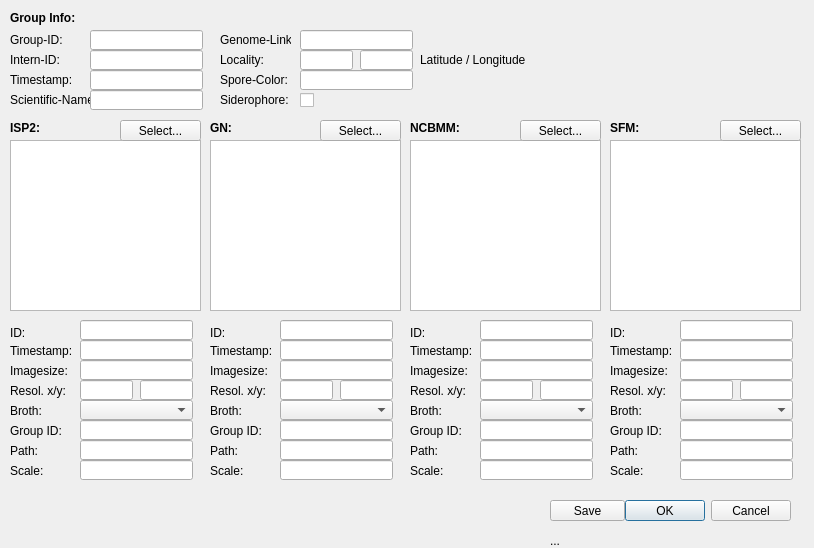
Above: StreptoDB/MultiUploadDialog.ui from alexjanssen/StreptoDB before the change. Below: the same form after it.
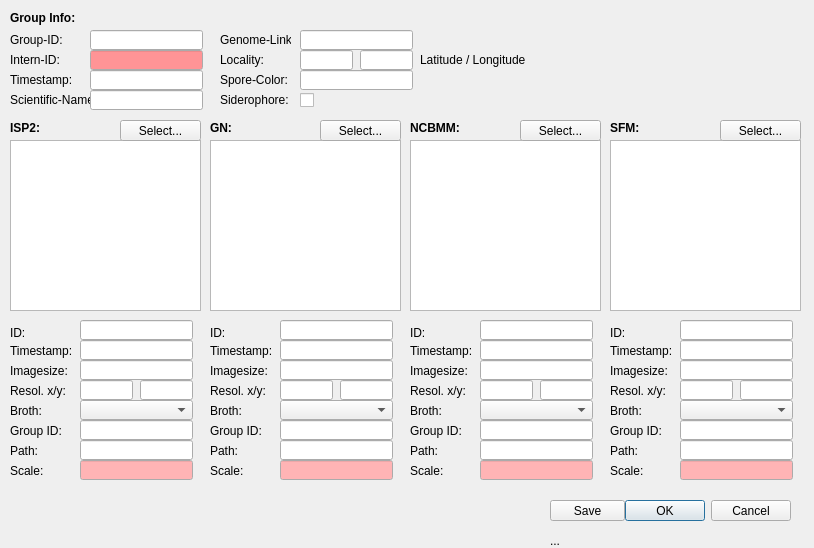
That is the form after the change.

```diff
--- a/StreptoDB/MultiUploadDialog.ui
+++ b/StreptoDB/MultiUploadDialog.ui
@@ -121,6 +121,43 @@
      <height>20</height>
     </rect>
    </property>
+   <property name="palette">
+    <palette>
+     <active>
+      <colorrole role="Base">
+       <brush brushstyle="SolidPattern">
+        <color alpha="255">
+         <red>255</red>
+         <green>148</green>
+         <blue>150</blue>
+        </color>
+       </brush>
+      </colorrole>
+     </active>
+     <inactive>
+      <colorrole role="Base">
+       <brush brushstyle="SolidPattern">
+        <color alpha="255">
+         <red>255</red>
+         <green>148</green>
+         <blue>150</blue>
+        </color>
+       </brush>
+      </colorrole>
+     </inactive>
+     <disabled>
+      <colorrole role="Base">
+       <brush brushstyle="SolidPattern">
+        <color alpha="255">
+         <red>240</red>
+         <green>240</green>
+         <blue>240</blue>
+        </color>
+       </brush>
+      </colorrole>
+     </disabled>
+    </palette>
+   </property>
   </widget>
   <widget class="QLabel" name="label_27">
    <property name="geometry">
@@ -1145,6 +1182,43 @@
      <height>20</height>
     </rect>
    </property>
+   <property name="palette">
+    <palette>
+     <active>
+      <colorrole role="Base">
+       <brush brushstyle="SolidPattern">
+        <color alpha="255">
+         <red>255</red>
+         <green>180</green>
+         <blue>181</blue>
+        </color>
+       </brush>
+      </colorrole>
+     </active>
+     <inactive>
+      <colorrole role="Base">
+       <brush brushstyle="SolidPattern">
+        <color alpha="255">
+         <red>255</red>
+         <green>180</green>
+         <blue>181</blue>
+        </color>
+       </brush>
+      </colorrole>
+     </inactive>
+     <disabled>
+      <colorrole role="Base">
+       <brush brushstyle="SolidPattern">
+        <color alpha="255">
+         <red>240</red>
+         <green>240</green>
+         <blue>240</blue>
+        </color>
+       </brush>
+      </colorrole>
+     </disabled>
+    </palette>
+   </property>
   </widget>
   <widget class="QLabel" name="label_47">
    <property name="geometry">
@@ -1168,6 +1242,43 @@
      <height>20</height>
     </rect>
    </property>
+   <property name="palette">
+    <palette>
+     <active>
+      <colorrole role="Base">
+       <brush brushstyle="SolidPattern">
+        <color alpha="255">
+         <red>255</red>
+         <green>180</green>
+         <blue>181</blue>
+        </color>
+       </brush>
+      </colorrole>
+     </active>
+     <inactive>
+      <colorrole role="Base">
+       <brush brushstyle="SolidPattern">
+        <color alpha="255">
+         <red>255</red>
+         <green>180</green>
+         <blue>181</blue>
+        </color>
+       </brush>
+      </colorrole>
+     </inactive>
+     <disabled>
+      <colorrole role="Base">
+       <brush brushstyle="SolidPattern">
+        <color alpha="255">
+         <red>240</red>
+         <green>240</green>
+         <blue>240</blue>
+        </color>
+       </brush>
+      </colorrole>
+     </disabled>
+    </palette>
+   </property>
   </widget>
   <widget class="QLabel" name="label_48">
    <property name="geometry">
@@ -1191,6 +1302,43 @@
      <height>20</height>
     </rect>
    </property>
+   <property name="palette">
+    <palette>
+     <active>
+      <colorrole role="Base">
+       <brush brushstyle="SolidPattern">
+        <color alpha="255">
+         <red>255</red>
+         <green>180</green>
+         <blue>181</blue>
+        </color>
+       </brush>
+      </colorrole>
+     </active>
+     <inactive>
+      <colorrole role="Base">
+       <brush brushstyle="SolidPattern">
+        <color alpha="255">
+         <red>255</red>
+         <green>180</green>
+         <blue>181</blue>
+        </color>
+       </brush>
+      </colorrole>
+     </inactive>
+     <disabled>
+      <colorrole role="Base">
+       <brush brushstyle="SolidPattern">
+        <color alpha="255">
+         <red>240</red>
+         <green>240</green>
+         <blue>240</blue>
+        </color>
+       </brush>
+      </colorrole>
+     </disabled>
+    </palette>
+   </property>
   </widget>
   <widget class="QLabel" name="label_49">
    <property name="geometry">
@@ -1214,6 +1362,43 @@
      <height>20</height>
     </rect>
    </property>
+   <property name="palette">
+    <palette>
+     <active>
+      <colorrole role="Base">
+       <brush brushstyle="SolidPattern">
+        <color alpha="255">
+         <red>255</red>
+         <green>180</green>
+         <blue>181</blue>
+        </color>
+       </brush>
+      </colorrole>
+     </active>
+     <inactive>
+      <colorrole role="Base">
+       <brush brushstyle="SolidPattern">
+        <color alpha="255">
+         <red>255</red>
+         <green>180</green>
+         <blue>181</blue>
+        </color>
+       </brush>
+      </colorrole>
+     </inactive>
+     <disabled>
+      <colorrole role="Base">
+       <brush brushstyle="SolidPattern">
+        <color alpha="255">
+         <red>240</red>
+         <green>240</green>
+         <blue>240</blue>
+        </color>
+       </brush>
+      </colorrole>
+     </disabled>
+    </palette>
+   </property>
   </widget>
   <widget class="QLabel" name="label_50">
    <property name="geometry">
```
